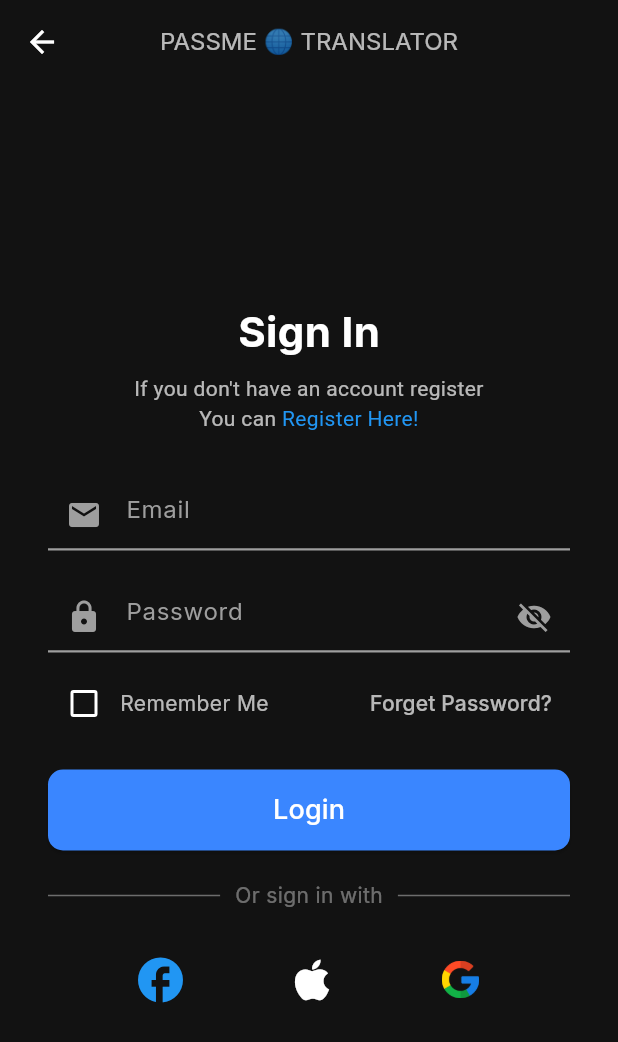
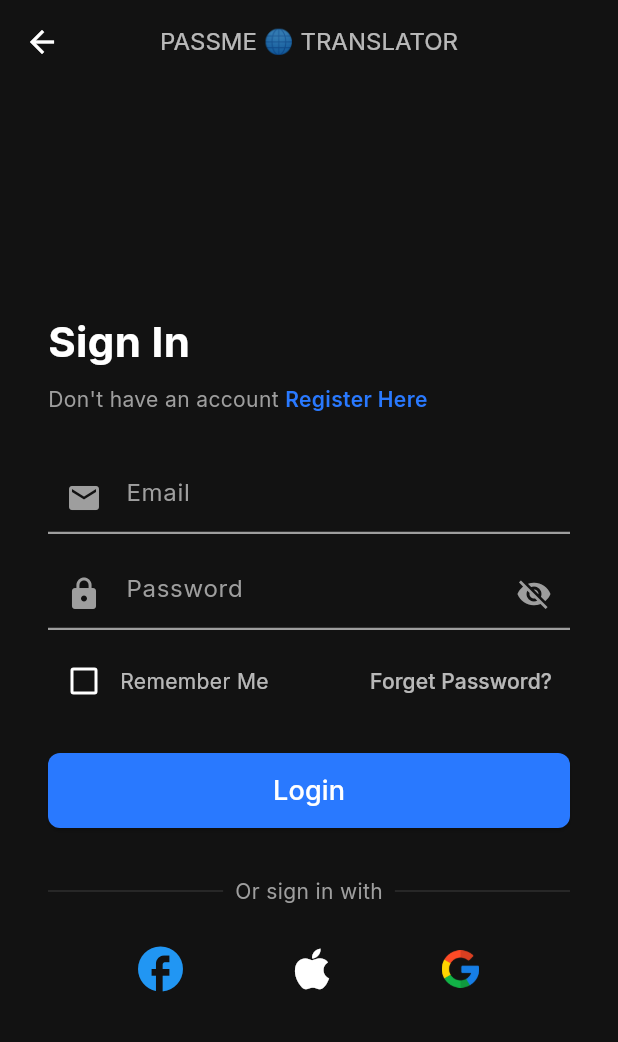
Before and after one commit to jonyz1/pass, a Flutter app: the LoginPage screen opened by its route, on a phone screen of 412 x 824 dp. Shown: the top 1042 px of the screen. Run offline on Flutter 3.47's test engine with Material 3 defaults, Android fonts, the phone set to English and light mode, and no system bars; our stand-ins replace bloc, dartz, equatable, flutter_bloc, flutter_dotenv, font_awesome_flutter and 2 more.

```diff
--- a/mobile/lib/features/auth/presentation/pages/login_page.dart
+++ b/mobile/lib/features/auth/presentation/pages/login_page.dart
@@ -38,7 +38,7 @@ class LoginPage extends StatelessWidget {
               child: BlocBuilder<LoginCubit, LoginState>(
                 builder: (context, state) {
                   return Column(
-                    mainAxisAlignment: MainAxisAlignment.center,
+                    crossAxisAlignment: CrossAxisAlignment.start,
                     children: [
                       const Text(
                         'Sign In',
@@ -48,26 +48,27 @@ class LoginPage extends StatelessWidget {
                             fontWeight: FontWeight.bold),
                       ),
                       const SizedBox(height: 8),
-                      Text.rich(
-                        TextSpan(
-                          text:
-                              "If you don't have an account register\nYou can ",
-                          style: TextStyle(color: Colors.white70),
+                      Row(
                         children: [
-                            TextSpan(
-                              text: 'Register Here!',
-                              style: TextStyle(color: Colors.blue),
-                              recognizer: TapGestureRecognizer()
-                                ..onTap = () {
-                                  Navigator.pushNamed(context,
-                                      '/signup'); // Navigate to signup page
+                          Text(
+                            "Don't have an account ",
+                            style: TextStyle(color: AppColors.hintTextColor),
+                          ),
+                          GestureDetector(
+                            onTap: () {
+                              Navigator.pushNamed(context, '/signup');
                             },
+                            child: const Text(
+                              "Register Here",
+                              style: TextStyle(
+                                color: AppColors.primaryColor,
+                                fontWeight: FontWeight.w600,
+                              ),
+                            ),
                           ),
                         ],
                       ),
-                        textAlign: TextAlign.center,
-                      ),
-                      const SizedBox(height: 30),
+                      const SizedBox(height: 32),
                       // Email Field
                       TextFormField(
                         controller: emailController,
@@ -90,7 +91,7 @@ class LoginPage extends StatelessWidget {
                           ),
                         ),
                       ),
-                      const SizedBox(height: 20),
+                      const SizedBox(height: 16),
                       // Password Field
                       TextFormField(
                         controller: passwordController,
@@ -133,9 +134,10 @@ class LoginPage extends StatelessWidget {
                           ),
                         ],
                       ),
-                      const SizedBox(height: 20),
+                      const SizedBox(height: 24),
                       SizedBox(
                         width: double.infinity,
+                        height: 50,
                         child: ElevatedButton(
                           onPressed: () {
                             context.read<LoginCubit>().login(
@@ -144,10 +146,9 @@ class LoginPage extends StatelessWidget {
                                 );
                           },
                           style: ElevatedButton.styleFrom(
-                            padding: const EdgeInsets.symmetric(vertical: 14),
-                            backgroundColor: const Color(0xFF3A86FF),
+                            backgroundColor: AppColors.primaryColor,
                             shape: RoundedRectangleBorder(
-                              borderRadius: BorderRadius.circular(10),
+                              borderRadius: BorderRadius.circular(8),
                             ),
                           ),
                           child: state.isLoading
@@ -160,19 +161,21 @@ class LoginPage extends StatelessWidget {
                                 ),
                         ),
                       ),
-                      const SizedBox(height: 20),
-                      const Row(
+                      const SizedBox(height: 32),
+                      Row(
                         children: [
-                          Expanded(child: Divider(color: Colors.white38)),
+                          const Expanded(child: Divider(color: AppColors.borderColor)),
                           Padding(
-                            padding: EdgeInsets.symmetric(horizontal: 10),
-                            child: Text('Or sign in with',
-                                style: TextStyle(color: Colors.white38)),
+                            padding: const EdgeInsets.symmetric(horizontal: 8),
+                            child: Text(
+                              "Or sign in with",
+                              style: TextStyle(color: AppColors.hintTextColor),
                             ),
-                          Expanded(child: Divider(color: Colors.white38)),
+                          ),
+                          const Expanded(child: Divider(color: AppColors.borderColor)),
                         ],
                       ),
-                      const SizedBox(height: 20),
+                      const SizedBox(height: 16),
                       Row(
                         mainAxisAlignment: MainAxisAlignment.spaceEvenly,
                         children: [
@@ -198,7 +201,7 @@ class LoginPage extends StatelessWidget {
                             },
                           ),
                         ],
-      )
+                      ),
                     ],
                   );
                 },
@@ -209,18 +212,4 @@ class LoginPage extends StatelessWidget {
       ),
     );
   }
-
-  Widget _socialButton(IconData icon, String label) {
-    return ElevatedButton.icon(
-      onPressed: () {},
-      icon: FaIcon(icon, size: 18),
-      label: Text(label),
-      style: ElevatedButton.styleFrom(
-        backgroundColor: Colors.black,
-        foregroundColor: Colors.white,
-        padding: const EdgeInsets.symmetric(horizontal: 12, vertical: 10),
-        shape: RoundedRectangleBorder(borderRadius: BorderRadius.circular(8)),
-      ),
-    );
 }
-}
```
Lines whose indentation alone changed are shown as unchanged.
